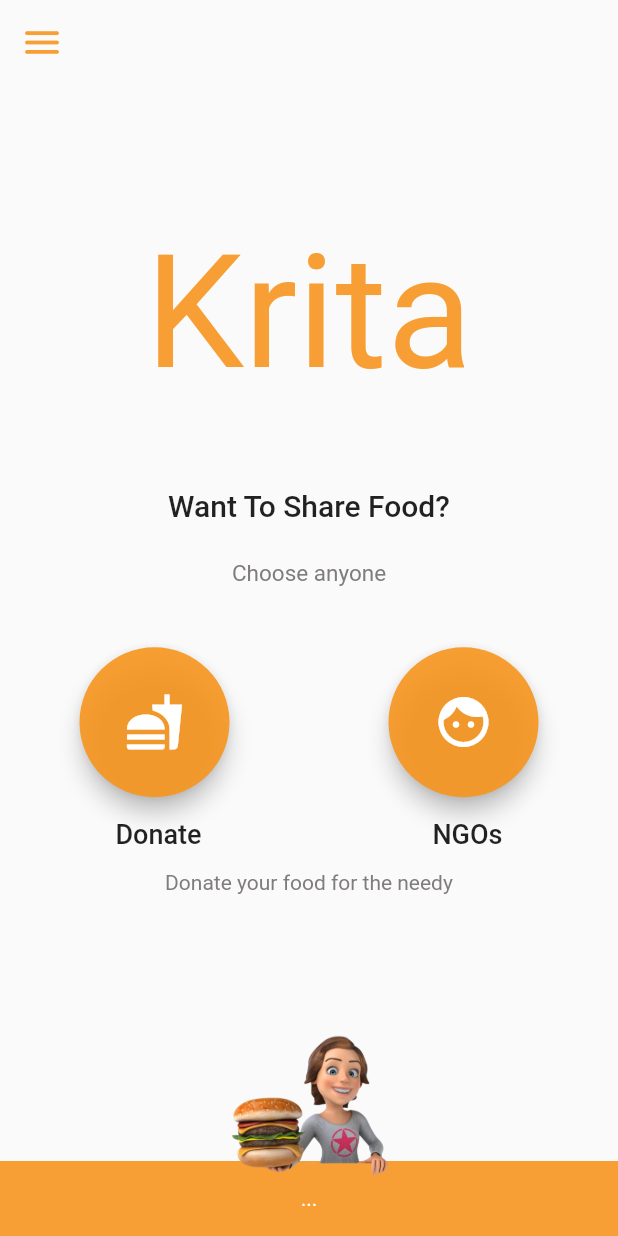
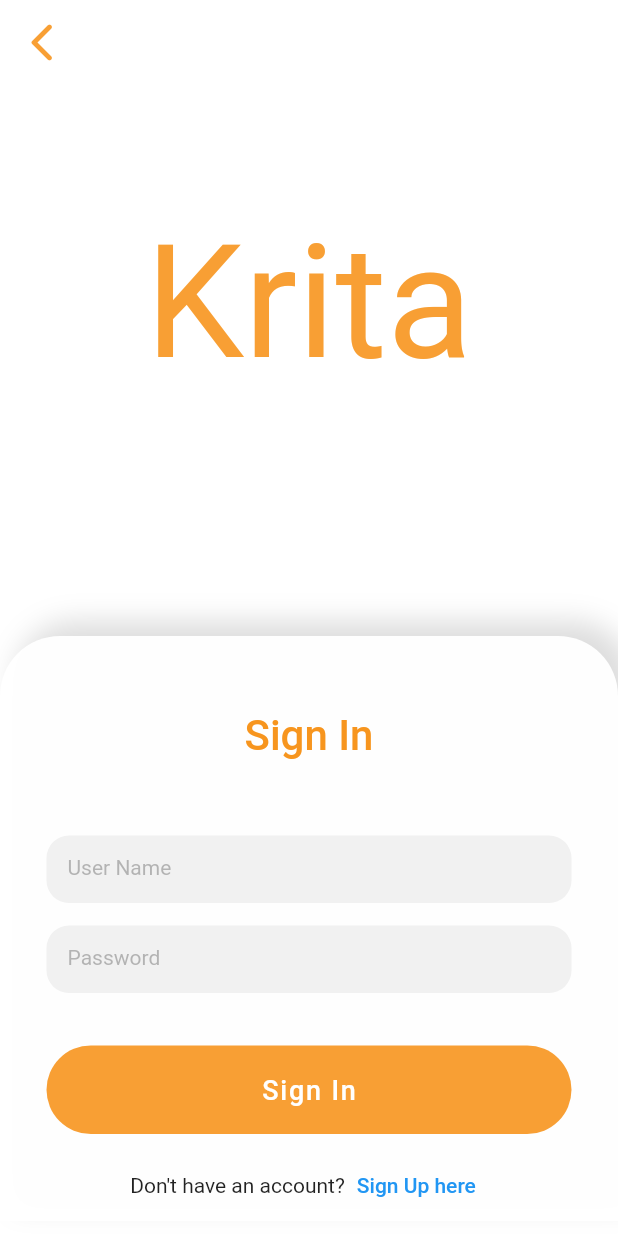
Before and after one commit to Ayushi8989/krita, a Flutter app: the screen it shows after launch, after a tap on the "fastfood" icon, on a phone screen of 412 x 824 dp. Run offline on Flutter 3.47's test engine with Material 2 defaults, Android fonts, the phone set to English and light mode, and no system bars; Roboto replaces fonts that are missing (SAMAN).

Commit message:
add sign-in page

```diff
--- /dev/null
+++ b/lib/SignIn.dart
@@ -0,0 +1,208 @@
+import 'package:flutter/material.dart';
+
+const color = Color.fromARGB(230, 247, 149, 30);
+
+class SignInPage extends StatefulWidget {
+  const SignInPage({super.key});
+
+  @override
+  _State createState() => _State();
+}
+
+class _State extends State<SignInPage> {
+  @override
+  Widget build(BuildContext context) {
+    return MaterialApp(
+        debugShowCheckedModeBanner: false,
+        title: 'Krita',
+        home: Scaffold(
+            appBar: AppBar(
+              leading: IconButton(
+                onPressed: () {
+                  Navigator.pop(context);
+                },
+                icon: const Icon(Icons.arrow_back_ios_new_rounded),
+                color: color,
+                iconSize: 30,
+                //replace with our own icon data.
+              ),
+              backgroundColor: Colors.transparent,
+              elevation: 0,
+            ),
+            backgroundColor: Colors.white,
+            // resizeToAvoidBottomInset: false,
+            body: SingleChildScrollView(
+              child: Center(
+                  child: Container(
+                      // height: MediaQuery.of(context).size.height,
+                      constraints: const BoxConstraints(
+                        maxHeight: double.infinity,
+                      ),
+                      child: Column(children: [
+                        Container(
+                            margin: const EdgeInsets.only(top: 85),
+                            child: const Text(
+                              'Krita',
+                              style: TextStyle(
+                                  fontFamily: 'SAMAN',
+                                  color: color,
+                                  fontSize: 105),
+                            )),
+                        //sign up container
+                        Container(
+                            margin: const EdgeInsets.only(top: 160),
+                            decoration: const BoxDecoration(
+                              boxShadow: [
+                                BoxShadow(
+                                  blurRadius: 15,
+                                  color: Color.fromARGB(34, 0, 0, 0),
+                                  offset: Offset(10, -10),
+                                ),
+                              ],
+                              borderRadius: BorderRadius.vertical(
+                                top: Radius.circular(40),
+                                bottom: Radius.circular(0),
+                              ),
+                            ),
+                            child: Container(
+                              decoration: const BoxDecoration(
+                                borderRadius: BorderRadius.vertical(
+                                  top: Radius.circular(40),
+                                  bottom: Radius.circular(0),
+                                ),
+                                color: Color.fromARGB(246, 255, 255, 255),
+                              ),
+                              child: Center(
+                                child: Column(
+                                  mainAxisSize: MainAxisSize.min,
+                                  children: [
+                                    Container(
+                                      margin: const EdgeInsets.only(
+                                        top: 50,
+                                      ),
+                                      child: const Text('Sign In',
+                                          style: TextStyle(
+                                            fontSize: 28,
+                                            fontWeight: FontWeight.w500,
+                                            color: Color.fromARGB(
+                                                255, 247, 149, 30),
+                                          )),
+                                    ),
+                                    Container(
+                                      height: 45,
+                                      width: 350,
+                                      margin: const EdgeInsets.only(
+                                        top: 50,
+                                      ),
+                                      decoration: const BoxDecoration(
+                                        borderRadius: BorderRadius.all(
+                                          Radius.circular(15),
+                                        ),
+                                        color:
+                                            Color.fromARGB(127, 227, 227, 227),
+                                      ),
+                                      child: Container(
+                                        margin: const EdgeInsets.all(14),
+                                        child: const TextField(
+                                          decoration: InputDecoration(
+                                              labelText: 'User Name',
+                                              border: InputBorder.none,
+                                              labelStyle: TextStyle(
+                                                color: Color.fromARGB(
+                                                    127, 117, 117, 117),
+                                                fontSize: 14,
+                                              )),
+                                        ),
+                                      ),
+                                    ),
+                                    Container(
+                                      height: 45,
+                                      width: 350,
+                                      margin: const EdgeInsets.only(
+                                        top: 15,
+                                      ),
+                                      decoration: const BoxDecoration(
+                                        borderRadius: BorderRadius.all(
+                                          Radius.circular(15),
+                                        ),
+                                        color:
+                                            Color.fromARGB(127, 227, 227, 227),
+                                      ),
+                                      child: Container(
+                                        margin: const EdgeInsets.all(14),
+                                        child: const TextField(
+                                          decoration: InputDecoration(
+                                              labelText: 'Password',
+                                              border: InputBorder.none,
+                                              labelStyle: TextStyle(
+                                                color: Color.fromARGB(
+                                                    127, 117, 117, 117),
+                                                fontSize: 14,
+                                              )),
+                                        ),
+                                      ),
+                                    ),
+                                    Container(
+                                        height: 59,
+                                        width: 350,
+                                        margin: const EdgeInsets.only(
+                                          top: 35,
+                                        ),
+                                        decoration: const BoxDecoration(
+                                          borderRadius: BorderRadius.all(
+                                            Radius.circular(50),
+                                          ),
+                                          color: color,
+                                        ),
+                                        child: Container(
+                                          width: 300,
+                                          margin: const EdgeInsets.all(18),
+                                          child: FloatingActionButton(
+                                            backgroundColor: Colors.transparent,
+                                            elevation: 0,
+                                            onPressed: () {
+                                              // Navigator.push(
+                                              //     context,
+                                              //     MaterialPageRoute(
+                                              //         builder: (context) =>
+                                              //             const WelcomePage()));
+                                            },
+                                            child: const Text(
+                                              'Sign In',
+                                              style: TextStyle(
+                                                fontSize: 18,
+                                                fontWeight: FontWeight.w500,
+                                              ),
+                                            ),
+                                          ),
+                                        )),
+                                    Container(
+                                      margin: const EdgeInsets.only(top: 10),
+                                      child: Row(
+                                        mainAxisAlignment:
+                                            MainAxisAlignment.center,
+                                        children: [
+                                          Container(
+                                            child: const Text(
+                                              'Don\'t have an account?',
+                                            ),
+                                          ),
+                                          Container(
+                                            child: TextButton(
+                                              onPressed: () {},
+                                              child: const Text(
+                                                'Sign Up here',
+                                              ),
+                                            ),
+                                          )
+                                        ],
+                                      ),
+                                    ),
+                                  ],
+                                ),
+                              ),
+                            ))
+                      ]))),
+            )));
+  }
+}
--- a/lib/main.dart
+++ b/lib/main.dart
@@ -1,4 +1,5 @@
 import 'package:flutter/material.dart';
+import 'SignIn.dart';
 
 const color = Color.fromARGB(230, 247, 149, 30);
 
@@ -89,7 +90,13 @@ class WelcomePage extends StatelessWidget {
                               child: FloatingActionButton(
                                 heroTag: "btn1",
                                 backgroundColor: color,
-                                onPressed: () {},
+                                onPressed: () {
+                                  Navigator.push(
+                                      context,
+                                      MaterialPageRoute(
+                                          builder: (context) =>
+                                              const SignInPage()));
+                                },
                                 // child: ImageIcon(
                                 //   AssetImage("images/image1.png"),
                                 // ),
@@ -105,9 +112,6 @@ class WelcomePage extends StatelessWidget {
                                 heroTag: "btn2",
                                 backgroundColor: color,
                                 onPressed: () {},
-                                // child: ImageIcon(
-                                //   AssetImage("images/image1.png"),
-                                // ),
                                 child: const Icon(Icons.face, size: 40),
                               ),
                             ),
```
